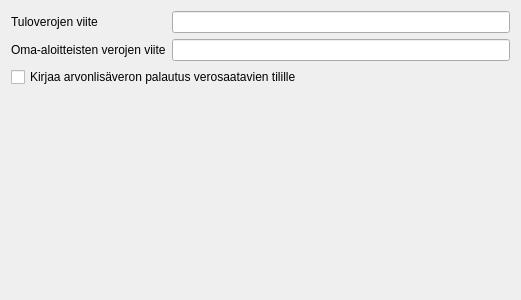
Old version of the form kitsas/maaritys/veromaaritys.ui in the repository artoh/kitupiikki.
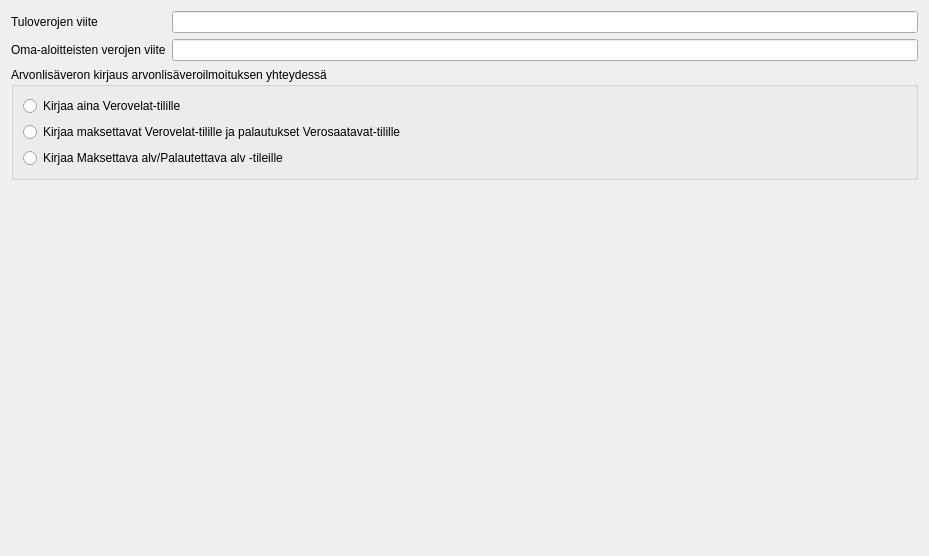
New version of the form.

Commit message: #871 Alv maksettava alv-tilin kautta

Patch:
```diff
--- a/kitsas/maaritys/veromaaritys.ui
+++ b/kitsas/maaritys/veromaaritys.ui
@@ -6,14 +6,14 @@
    <rect>
     <x>0</x>
     <y>0</y>
-    <width>521</width>
-    <height>300</height>
+    <width>929</width>
+    <height>556</height>
    </rect>
   </property>
   <property name="windowTitle">
    <string>Form</string>
   </property>
-  <layout class="QVBoxLayout" name="verticalLayout">
+  <layout class="QVBoxLayout" name="verticalLayout_2">
    <item>
     <layout class="QFormLayout" name="formLayout">
      <item row="0" column="0">
@@ -59,13 +59,42 @@
     </layout>
    </item>
    <item>
-    <widget class="QCheckBox" name="checkBox">
-     <property name="text">
-      <string>Kirjaa arvonlisäveron palautus verosaatavien tilille</string>
+    <widget class="QGroupBox" name="groupBox">
+     <property name="title">
+      <string>Arvonlisäveron kirjaus arvonlisäveroilmoituksen yhteydessä</string>
      </property>
-     <property name="Asetus" stdset="0">
-      <string notr="true">AlvPalautusSaatavatilille</string>
-     </property>
+     <layout class="QVBoxLayout" name="verticalLayout">
+      <item>
+       <widget class="QRadioButton" name="radioButton">
+        <property name="text">
+         <string>Kirjaa aina Verovelat-tilille</string>
+        </property>
+        <property name="Asetus" stdset="0">
+         <string notr="true">AlvSuoraanVerovelkaan</string>
+        </property>
+       </widget>
+      </item>
+      <item>
+       <widget class="QRadioButton" name="saatavaRadio">
+        <property name="text">
+         <string>Kirjaa maksettavat Verovelat-tilille ja palautukset Verosaatavat-tilille</string>
+        </property>
+        <property name="Asetus" stdset="0">
+         <string notr="true">AlvPalautusSaatavatilille</string>
+        </property>
+       </widget>
+      </item>
+      <item>
+       <widget class="QRadioButton" name="maksutili">
+        <property name="text">
+         <string>Kirjaa Maksettava alv/Palautettava alv -tileille</string>
+        </property>
+        <property name="Asetus" stdset="0">
+         <string notr="true">AlvMaksutilinKautta</string>
+        </property>
+       </widget>
+      </item>
+     </layout>
     </widget>
    </item>
    <item>
```
The commit also changes 4 other files.
